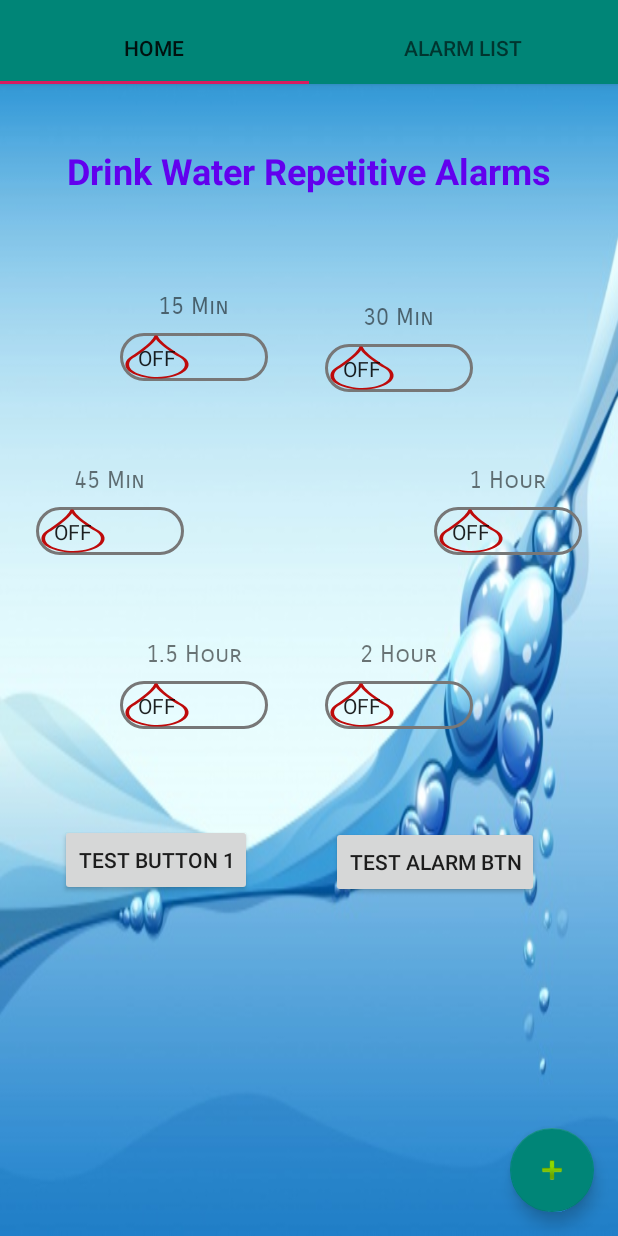
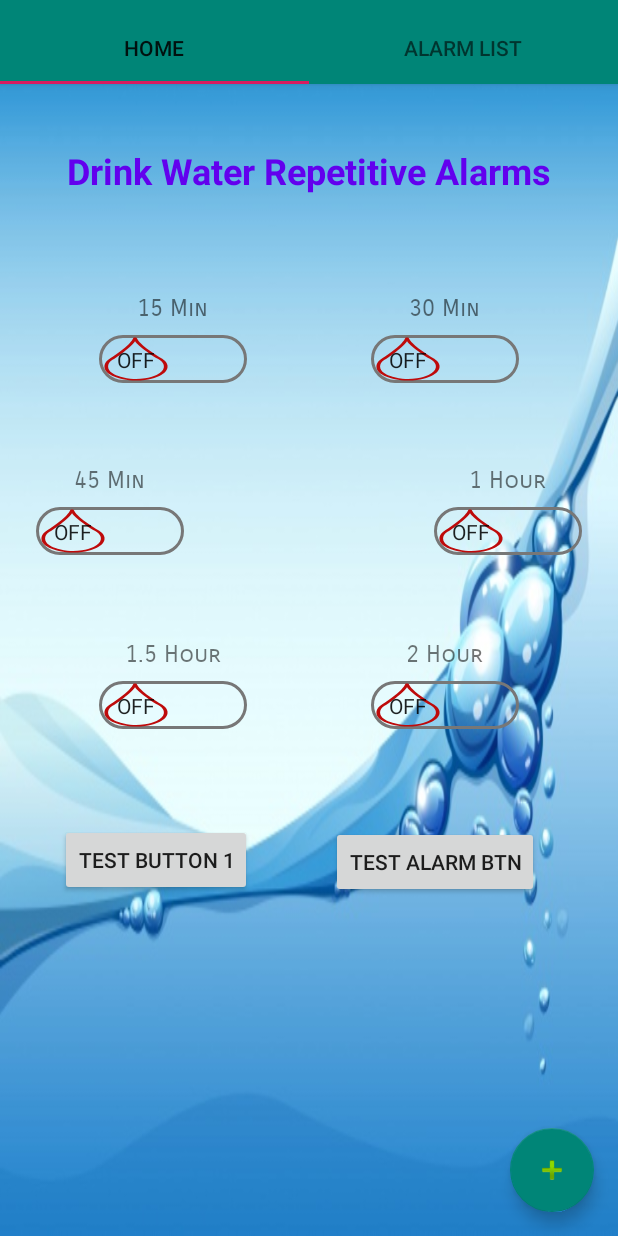
Before and after one commit to BTNM/DrinkWater2, an Android app: the screen it shows after launch (MainActivity), on a phone screen of 412 x 824 dp. Run offline under Robolectric (Android 15) with nearby library versions, the phone set to English and light mode, and no system bars; 1 statement that could not run was skipped.

Commit message:
adjust alarm item to fit delete image

```diff
--- a/app/src/main/res/drawable/ic_add.xml
+++ b/app/src/main/res/drawable/ic_add.xml
@@ -1,6 +1,6 @@
 <vector xmlns:android="http://schemas.android.com/apk/res/android"
-        android:width="24dp"
-        android:height="24dp"
+        android:width="60dp"
+        android:height="60dp"
         android:viewportWidth="24.0"
         android:viewportHeight="24.0">
     <path
--- a/app/src/main/res/drawable/ic_audio.xml
+++ b/app/src/main/res/drawable/ic_audio.xml
@@ -1,6 +1,6 @@
 <vector xmlns:android="http://schemas.android.com/apk/res/android"
-        android:width="24dp"
-        android:height="24dp"
+        android:width="60dp"
+        android:height="60dp"
         android:viewportWidth="24.0"
         android:viewportHeight="24.0">
     <path
--- /dev/null
+++ b/app/src/main/res/drawable/ic_colorize.xml
@@ -0,0 +1,4 @@
+<vector android:height="60dp" android:viewportHeight="24.0"
+    android:viewportWidth="24.0" android:width="60dp" xmlns:android="http://schemas.android.com/apk/res/android">
+    <path android:fillColor="#FF000000" android:pathData="M20.71,5.63l-2.34,-2.34c-0.39,-0.39 -1.02,-0.39 -1.41,0l-3.12,3.12 -1.93,-1.91 -1.41,1.41 1.42,1.42L3,16.25V21h4.75l8.92,-8.92 1.42,1.42 1.41,-1.41 -1.92,-1.92 3.12,-3.12c0.4,-0.4 0.4,-1.03 0.01,-1.42zM6.92,19L5,17.08l8.06,-8.06 1.92,1.92L6.92,19z"/>
+</vector>
--- /dev/null
+++ b/app/src/main/res/drawable/ic_delete.xml
@@ -0,0 +1,4 @@
+<vector android:height="60dp" android:viewportHeight="24.0"
+    android:viewportWidth="24.0" android:width="60dp" xmlns:android="http://schemas.android.com/apk/res/android">
+    <path android:fillColor="#FF000000" android:pathData="M6,19c0,1.1 0.9,2 2,2h8c1.1,0 2,-0.9 2,-2V7H6v12zM19,4h-3.5l-1,-1h-5l-1,1H5v2h14V4z"/>
+</vector>
--- /dev/null
+++ b/app/src/main/res/drawable/ic_notifications.xml
@@ -0,0 +1,4 @@
+<vector android:height="60dp" android:viewportHeight="24.0"
+    android:viewportWidth="24.0" android:width="60dp" xmlns:android="http://schemas.android.com/apk/res/android">
+    <path android:fillColor="#FF000000" android:pathData="M12,22c1.1,0 2,-0.9 2,-2h-4c0,1.1 0.89,2 2,2zM18,16v-5c0,-3.07 -1.64,-5.64 -4.5,-6.32L13.5,4c0,-0.83 -0.67,-1.5 -1.5,-1.5s-1.5,0.67 -1.5,1.5v0.68C7.63,5.36 6,7.92 6,11v5l-2,2v1h16v-1l-2,-2z"/>
+</vector>
--- /dev/null
+++ b/app/src/main/res/drawable/ic_smoking.xml
@@ -0,0 +1,4 @@
+<vector android:height="60dp" android:viewportHeight="24.0"
+    android:viewportWidth="24.0" android:width="60dp" xmlns:android="http://schemas.android.com/apk/res/android">
+    <path android:fillColor="#FF000000" android:pathData="M2,16h15v3L2,19zM20.5,16L22,16v3h-1.5zM18,16h1.5v3L18,19zM18.85,7.73c0.62,-0.61 1,-1.45 1,-2.38C19.85,3.5 18.35,2 16.5,2v1.5c1.02,0 1.85,0.83 1.85,1.85S17.52,7.2 16.5,7.2v1.5c2.24,0 4,1.83 4,4.07L20.5,15L22,15v-2.24c0,-2.22 -1.28,-4.14 -3.15,-5.03zM16.03,10.2L14.5,10.2c-1.02,0 -1.85,-0.98 -1.85,-2s0.83,-1.75 1.85,-1.75v-1.5c-1.85,0 -3.35,1.5 -3.35,3.35s1.5,3.35 3.35,3.35h1.53c1.05,0 1.97,0.74 1.97,2.05L18,15h1.5v-1.64c0,-1.81 -1.6,-3.16 -3.47,-3.16z"/>
+</vector>
--- /dev/null
+++ b/app/src/main/res/drawable/ic_star_border.xml
@@ -0,0 +1,4 @@
+<vector android:height="60dp" android:viewportHeight="24.0"
+    android:viewportWidth="24.0" android:width="60dp" xmlns:android="http://schemas.android.com/apk/res/android">
+    <path android:fillColor="#FF000000" android:pathData="M22,9.24l-7.19,-0.62L12,2 9.19,8.63 2,9.24l5.46,4.73L5.82,21 12,17.27 18.18,21l-1.63,-7.03L22,9.24zM12,15.4l-3.76,2.27 1,-4.28 -3.32,-2.88 4.38,-0.38L12,6.1l1.71,4.04 4.38,0.38 -3.32,2.88 1,4.28L12,15.4z"/>
+</vector>
--- a/app/src/main/res/drawable/ic_sun.xml
+++ b/app/src/main/res/drawable/ic_sun.xml
@@ -1,6 +1,6 @@
 <vector xmlns:android="http://schemas.android.com/apk/res/android"
-        android:width="24dp"
-        android:height="24dp"
+        android:width="60dp"
+        android:height="60dp"
         android:viewportWidth="24.0"
         android:viewportHeight="24.0">
     <path
--- /dev/null
+++ b/app/src/main/res/drawable/ic_whatshot.xml
@@ -0,0 +1,4 @@
+<vector android:height="60dp" android:viewportHeight="24.0"
+    android:viewportWidth="24.0" android:width="60dp" xmlns:android="http://schemas.android.com/apk/res/android">
+    <path android:fillColor="#FF000000" android:pathData="M13.5,0.67s0.74,2.65 0.74,4.8c0,2.06 -1.35,3.73 -3.41,3.73 -2.07,0 -3.63,-1.67 -3.63,-3.73l0.03,-0.36C5.21,7.51 4,10.62 4,14c0,4.42 3.58,8 8,8s8,-3.58 8,-8C20,8.61 17.41,3.8 13.5,0.67zM11.71,19c-1.78,0 -3.22,-1.4 -3.22,-3.14 0,-1.62 1.05,-2.76 2.81,-3.12 1.77,-0.36 3.6,-1.21 4.62,-2.58 0.39,1.29 0.59,2.65 0.59,4.04 0,2.65 -2.15,4.8 -4.8,4.8z"/>
+</vector>
--- a/app/src/main/res/layout-v21/tab_home.xml
+++ b/app/src/main/res/layout-v21/tab_home.xml
@@ -75,15 +75,17 @@
         android:layout_height="wrap_content"
         android:layout_above="@+id/btnTest"
         android:layout_alignParentEnd="true"
-        android:layout_marginStart="72dp"
+        android:layout_marginStart="8dp"
         android:layout_marginTop="8dp"
+        android:layout_marginEnd="8dp"
         android:layout_marginBottom="8dp"
         android:gravity="center"
         android:orientation="vertical"
         app:layout_constraintBottom_toTopOf="@+id/guideline2"
+        app:layout_constraintEnd_toStartOf="@+id/linearLayout30m"
+        app:layout_constraintHorizontal_bias="0.5"
         app:layout_constraintStart_toStartOf="parent"
-        app:layout_constraintTop_toTopOf="@+id/guideline1"
-        app:layout_constraintVertical_bias="0.476">
+        app:layout_constraintTop_toTopOf="@+id/guideline1">
 
         <TextView
             android:id="@+id/textSwitch15m"
@@ -122,10 +124,9 @@
         android:orientation="vertical"
         app:layout_constraintBottom_toTopOf="@+id/guideline2"
         app:layout_constraintEnd_toEndOf="parent"
-        app:layout_constraintHorizontal_bias="0.147"
+        app:layout_constraintHorizontal_bias="0.5"
         app:layout_constraintStart_toEndOf="@+id/linearLayout15m"
-        app:layout_constraintTop_toTopOf="@+id/guideline1"
-        app:layout_constraintVertical_bias="0.692">
+        app:layout_constraintTop_toTopOf="@+id/guideline1">
 
         <TextView
             android:id="@+id/textSwitch30m"
@@ -237,13 +238,16 @@
         android:layout_height="wrap_content"
         android:layout_above="@+id/btnTest"
         android:layout_alignParentEnd="true"
-        android:layout_marginStart="72dp"
+        android:layout_marginStart="8dp"
         android:layout_marginTop="8dp"
 
+        android:layout_marginEnd="8dp"
         android:layout_marginBottom="8dp"
         android:gravity="center"
         android:orientation="vertical"
         app:layout_constraintBottom_toTopOf="@+id/guideline4"
+        app:layout_constraintEnd_toStartOf="@+id/linearLayout2h"
+        app:layout_constraintHorizontal_bias="0.5"
         app:layout_constraintStart_toStartOf="parent"
         app:layout_constraintTop_toTopOf="@+id/guideline3"
         app:layout_constraintVertical_bias="0.538">
@@ -278,15 +282,15 @@
         android:layout_above="@+id/btnTest"
         android:layout_alignParentEnd="true"
         android:layout_marginStart="8dp"
+
         android:layout_marginTop="8dp"
-
         android:layout_marginEnd="8dp"
         android:layout_marginBottom="8dp"
         android:gravity="center"
         android:orientation="vertical"
         app:layout_constraintBottom_toTopOf="@+id/guideline4"
         app:layout_constraintEnd_toEndOf="parent"
-        app:layout_constraintHorizontal_bias="0.147"
+        app:layout_constraintHorizontal_bias="0.5"
         app:layout_constraintStart_toEndOf="@+id/linearLayout1.5h"
         app:layout_constraintTop_toTopOf="@+id/guideline3"
         app:layout_constraintVertical_bias="0.538">
```
Also changed, not shown: app/src/main/java/com/example/btnm/drinkwater2/tabFragments/AddAlarmActivity.java (+7 -1 lines), app/src/main/res/drawable/ic_polymer.xml (added, +9 -0 lines).
